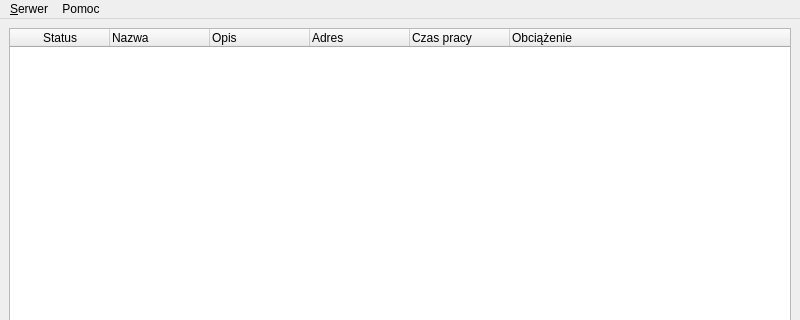
Old version of the form manager/app/ui/mainWindow.ui in the repository milyges/linux-server-tools; both pictures show x 0 to 800 and y 0 to 320 of the 800 by 600 pixel window.
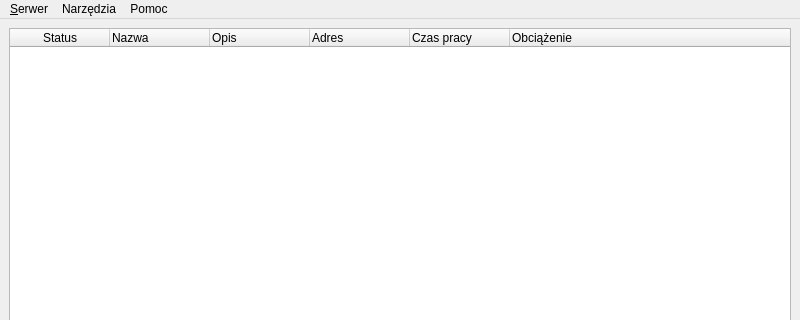
New version of the form.

Patch:
```diff
--- a/manager/app/ui/mainWindow.ui
+++ b/manager/app/ui/mainWindow.ui
@@ -83,7 +83,14 @@
     </property>
     <addaction name="aHelpAbout"/>
    </widget>
+   <widget class="QMenu" name="menuTools">
+    <property name="title">
+     <string>Narzędzia</string>
+    </property>
+    <addaction name="aToolsSettings"/>
+   </widget>
    <addaction name="menu_Serwer"/>
+   <addaction name="menuTools"/>
    <addaction name="menuHelp"/>
   </widget>
   <widget class="QStatusBar" name="statusbar"/>
```
Left out of the diff: 5 changed lines with no effect on the pictures.
